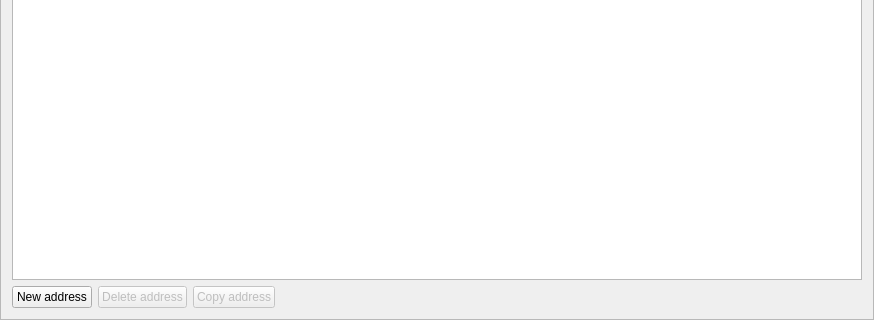
First picture: the form in src/gui/ui/addressbookframe.ui, repository mygirl8893/Catalyst-Classic-3.0.4, before the edit; both pictures show x 0 to 874 and y 265 to 585 of the 874 by 585 pixel window.
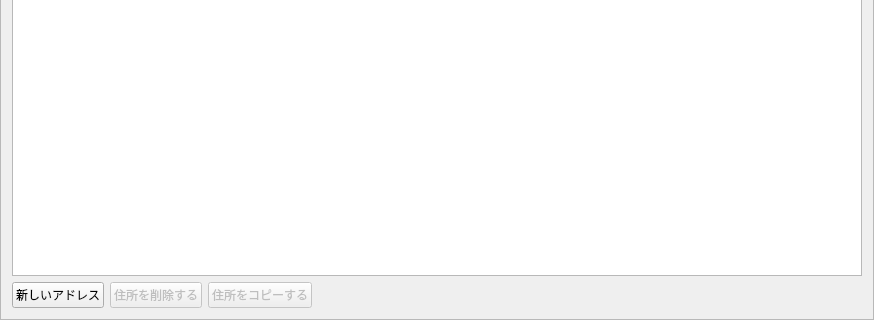
Second picture: the form after the edit. Icons and pictures are not drawn.

What changed in the file:
```diff
--- a/src/gui/ui/addressbookframe.ui
+++ b/src/gui/ui/addressbookframe.ui
@@ -28,7 +28,7 @@
      <item>
       <widget class="QPushButton" name="m_addAddressButton">
        <property name="text">
-        <string>New address</string>
+        <string>新しいアドレス</string>
        </property>
        <property name="icon">
         <iconset resource="../../resources.qrc">
@@ -42,7 +42,7 @@
         <bool>false</bool>
        </property>
        <property name="text">
-        <string>Delete address</string>
+        <string>住所を削除する</string>
        </property>
        <property name="icon">
         <iconset resource="../../resources.qrc">
@@ -56,7 +56,7 @@
         <bool>false</bool>
        </property>
        <property name="text">
-        <string>Copy address</string>
+        <string>住所をコピーする</string>
        </property>
        <property name="icon">
         <iconset resource="../../resources.qrc">
```
